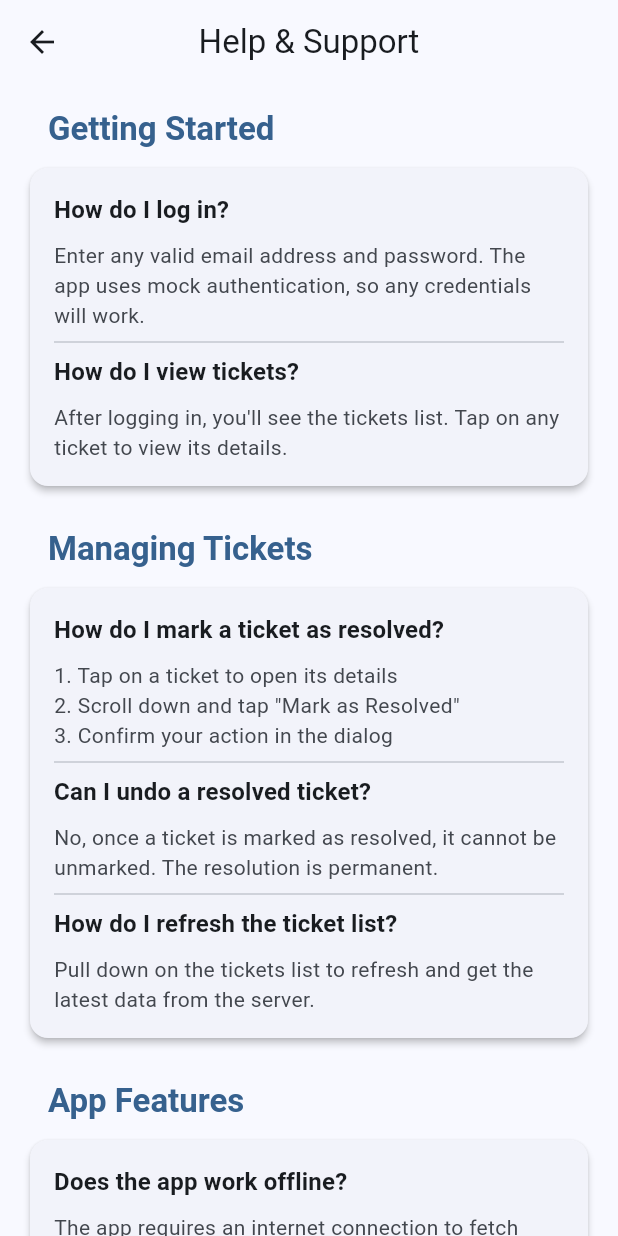
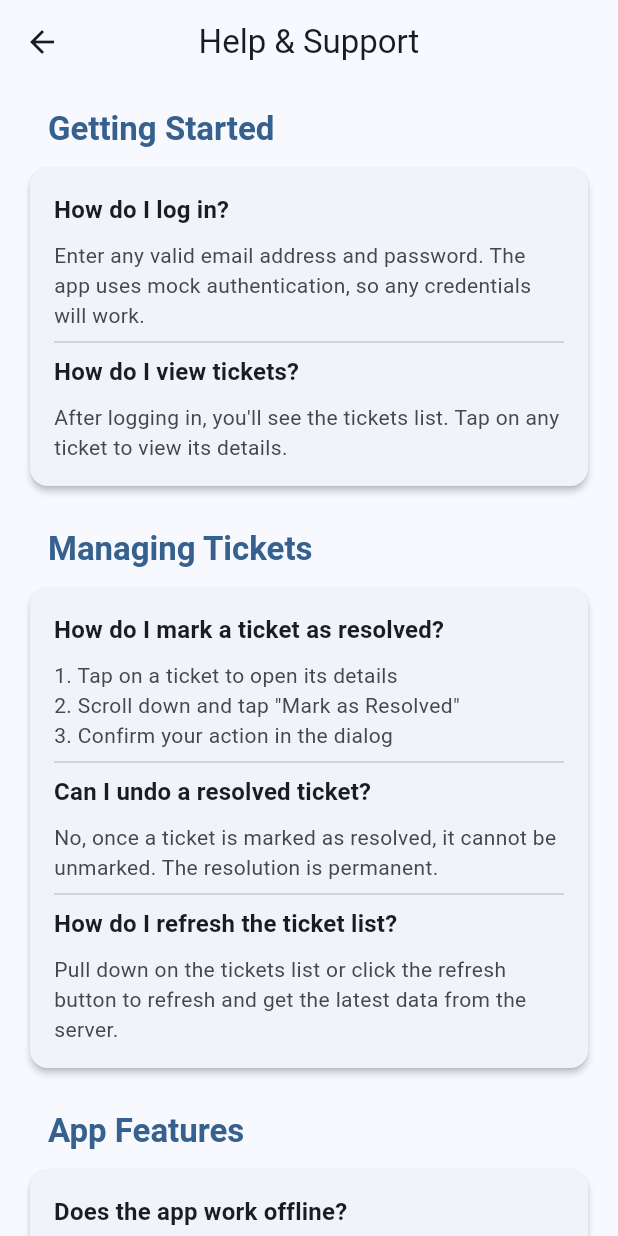
Before and after one commit to ogaroh/ticketly, a Flutter app: the HelpPage screen opened by its route, on a phone screen of 412 x 824 dp. Run offline on Flutter 3.47's test engine with Material 3 defaults, Android fonts, the phone set to English and light mode, and no system bars; our stand-ins replace equatable, flutter_bloc, go_router, shared_preferences; accounts and stored records are empty.

Commit message:
Update help page FAQ and enhance ticket fetching logs for clarity

```diff
--- a/lib/features/profile/presentation/pages/help_page.dart
+++ b/lib/features/profile/presentation/pages/help_page.dart
@@ -68,7 +68,7 @@ class HelpPage extends StatelessWidget {
                     _buildFaqItem(
                       context,
                       'How do I refresh the ticket list?',
-                      'Pull down on the tickets list to refresh and get the latest data from the server.',
+                      'Pull down on the tickets list or click the refresh button to refresh and get the latest data from the server.',
                     ),
                   ],
                 ),
--- a/lib/features/profile/presentation/pages/settings_page.dart
+++ b/lib/features/profile/presentation/pages/settings_page.dart
@@ -418,7 +418,9 @@ class _SettingsPageState extends State<SettingsPage> {
               Text('A: No, once resolved, tickets cannot be unmarked'),
               SizedBox(height: 16),
               Text('Q: How do I refresh the ticket list?'),
-              Text('A: Pull down on the tickets list to refresh'),
+              Text(
+                'A: Pull down on the tickets list or click the refresh button to refresh',
+              ),
               SizedBox(height: 16),
               Text('Q: Where is my data stored?'),
               Text('A: All data is stored locally on your device'),
@@ -490,7 +492,7 @@ class _SettingsPageState extends State<SettingsPage> {
         const SizedBox(height: 16),
         const Text('Built with Material 3 design and clean architecture.'),
         const SizedBox(height: 16),
-        const Text('© 2025 Ticket Resolution App'),
+        Text('© ${DateTime.now().year} Erick Ogaro'),
       ],
     );
   }
--- a/lib/features/tickets/data/datasources/ticket_api_service.dart
+++ b/lib/features/tickets/data/datasources/ticket_api_service.dart
@@ -9,11 +9,12 @@ class TicketApiService {
   static Future<List<TicketModel>> fetchTickets() async {
     final url = Uri.parse('$baseUrl/posts');
 
-    log('Fetching tickets from API: $url');
-
     try {
       final response = await http.get(url);
 
+      log(
+        'Fetching tickets from API: $url, Status Code: ${response.statusCode}',
+      );
       if (response.statusCode == 200) {
         final List<dynamic> jsonData = json.decode(response.body);
         return jsonData.map((json) => TicketModel.fromJson(json)).toList();
```
